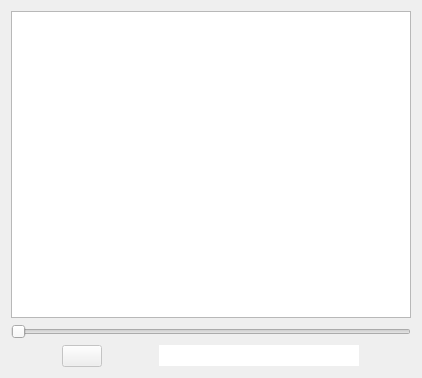
liloneum/amapola, file myvideoplayer.ui: the form before one commit.
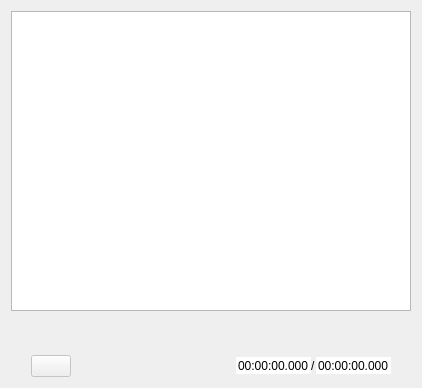
The form after the commit. Custom widgets are drawn as their Qt base class.

Commit message:
Change video time slider
Issue : none

- Replace the bugged video time slider by a waveform slider
 Display time under mouse in real time (in "hh:mm")

- Add marker under mouse on the waveform widget
  Display time ("hh:mm:ss.zzz") and the frame number in real time

Diff of the .ui file:
```diff
--- a/myvideoplayer.ui
+++ b/myvideoplayer.ui
@@ -7,13 +7,16 @@
     <x>0</x>
     <y>0</y>
     <width>420</width>
-    <height>378</height>
+    <height>388</height>
    </rect>
   </property>
   <property name="windowTitle">
    <string>Form</string>
   </property>
   <layout class="QVBoxLayout" name="verticalLayout">
+   <property name="spacing">
+    <number>2</number>
+   </property>
    <item>
     <widget class="QGraphicsView" name="videoView">
      <property name="sizePolicy">
@@ -43,47 +46,38 @@
     </widget>
    </item>
    <item>
-    <widget class="QSlider" name="timeSlider">
+    <widget class="MyWaveFormSlider" name="timeSlider" native="true">
      <property name="sizePolicy">
-      <sizepolicy hsizetype="Expanding" vsizetype="Fixed">
+      <sizepolicy hsizetype="Preferred" vsizetype="Fixed">
        <horstretch>0</horstretch>
        <verstretch>0</verstretch>
       </sizepolicy>
      </property>
-     <property name="cursor">
-      <cursorShape>ArrowCursor</cursorShape>
-     </property>
-     <property name="maximum">
-      <number>1000</number>
-     </property>
-     <property name="pageStep">
-      <number>0</number>
-     </property>
-     <property name="tracking">
-      <bool>false</bool>
-     </property>
-     <property name="orientation">
-      <enum>Qt::Horizontal</enum>
-     </property>
-     <property name="tickPosition">
-      <enum>QSlider::NoTicks</enum>
-     </property>
-     <property name="tickInterval">
-      <number>0</number>
+     <property name="maximumSize">
+      <size>
+       <width>16777215</width>
+       <height>50</height>
+      </size>
      </property>
     </widget>
    </item>
    <item>
     <layout class="QHBoxLayout" name="horizontalLayout">
      <property name="spacing">
-      <number>6</number>
+      <number>0</number>
      </property>
      <property name="sizeConstraint">
       <enum>QLayout::SetDefaultConstraint</enum>
      </property>
+     <property name="leftMargin">
+      <number>20</number>
+     </property>
      <property name="topMargin">
       <number>0</number>
      </property>
+     <property name="rightMargin">
+      <number>20</number>
+     </property>
      <property name="bottomMargin">
       <number>0</number>
      </property>
@@ -110,7 +104,20 @@
       </widget>
      </item>
      <item>
-      <widget class="QGraphicsView" name="timeView">
+      <spacer name="horizontalSpacer">
+       <property name="orientation">
+        <enum>Qt::Horizontal</enum>
+       </property>
+       <property name="sizeHint" stdset="0">
+        <size>
+         <width>40</width>
+         <height>20</height>
+        </size>
+       </property>
+      </spacer>
+     </item>
+     <item>
+      <widget class="QTimeEdit" name="currentTimeHMS">
        <property name="sizePolicy">
         <sizepolicy hsizetype="Fixed" vsizetype="Fixed">
          <horstretch>0</horstretch>
@@ -119,50 +126,74 @@
        </property>
        <property name="maximumSize">
         <size>
-         <width>200</width>
-         <height>21</height>
+         <width>100</width>
+         <height>16777215</height>
         </size>
        </property>
-       <property name="font">
-        <font>
-         <pointsize>11</pointsize>
-        </font>
+       <property name="focusPolicy">
+        <enum>Qt::NoFocus</enum>
        </property>
-       <property name="frameShape">
-        <enum>QFrame::NoFrame</enum>
+       <property name="frame">
+        <bool>false</bool>
        </property>
-       <property name="frameShadow">
-        <enum>QFrame::Sunken</enum>
+       <property name="readOnly">
+        <bool>true</bool>
        </property>
-       <property name="midLineWidth">
-        <number>0</number>
+       <property name="buttonSymbols">
+        <enum>QAbstractSpinBox::NoButtons</enum>
        </property>
-       <property name="verticalScrollBarPolicy">
-        <enum>Qt::ScrollBarAlwaysOff</enum>
+       <property name="keyboardTracking">
+        <bool>false</bool>
        </property>
-       <property name="horizontalScrollBarPolicy">
-        <enum>Qt::ScrollBarAlwaysOff</enum>
+       <property name="displayFormat">
+        <string>HH:mm:ss.zzz</string>
        </property>
-       <property name="backgroundBrush">
-        <brush brushstyle="NoBrush">
-         <color alpha="255">
-          <red>0</red>
-          <green>0</green>
-          <blue>0</blue>
-         </color>
-        </brush>
+      </widget>
+     </item>
+     <item>
+      <widget class="QLabel" name="slashLabel">
+       <property name="sizePolicy">
+        <sizepolicy hsizetype="Fixed" vsizetype="Preferred">
+         <horstretch>0</horstretch>
+         <verstretch>0</verstretch>
+        </sizepolicy>
        </property>
-       <property name="foregroundBrush">
-        <brush brushstyle="NoBrush">
-         <color alpha="255">
-          <red>0</red>
-          <green>0</green>
-          <blue>0</blue>
-         </color>
-        </brush>
+       <property name="text">
+        <string>/</string>
        </property>
-       <property name="alignment">
-        <set>Qt::AlignLeading|Qt::AlignLeft|Qt::AlignVCenter</set>
+      </widget>
+     </item>
+     <item>
+      <widget class="QTimeEdit" name="durationTimeHMS">
+       <property name="sizePolicy">
+        <sizepolicy hsizetype="Fixed" vsizetype="Fixed">
+         <horstretch>0</horstretch>
+         <verstretch>0</verstretch>
+        </sizepolicy>
+       </property>
+       <property name="maximumSize">
+        <size>
+         <width>100</width>
+         <height>16777215</height>
+        </size>
+       </property>
+       <property name="focusPolicy">
+        <enum>Qt::NoFocus</enum>
+       </property>
+       <property name="frame">
+        <bool>false</bool>
+       </property>
+       <property name="readOnly">
+        <bool>true</bool>
+       </property>
+       <property name="buttonSymbols">
+        <enum>QAbstractSpinBox::NoButtons</enum>
+       </property>
+       <property name="keyboardTracking">
+        <bool>false</bool>
+       </property>
+       <property name="displayFormat">
+        <string>HH:mm:ss.zzz</string>
        </property>
       </widget>
      </item>
@@ -170,6 +201,14 @@
    </item>
   </layout>
  </widget>
+ <customwidgets>
+  <customwidget>
+   <class>MyWaveFormSlider</class>
+   <extends>QWidget</extends>
+   <header location="global">mywaveformslider.h</header>
+   <container>1</container>
+  </customwidget>
+ </customwidgets>
  <resources/>
  <connections/>
 </ui>
```
The commit also changes 11 other files.
